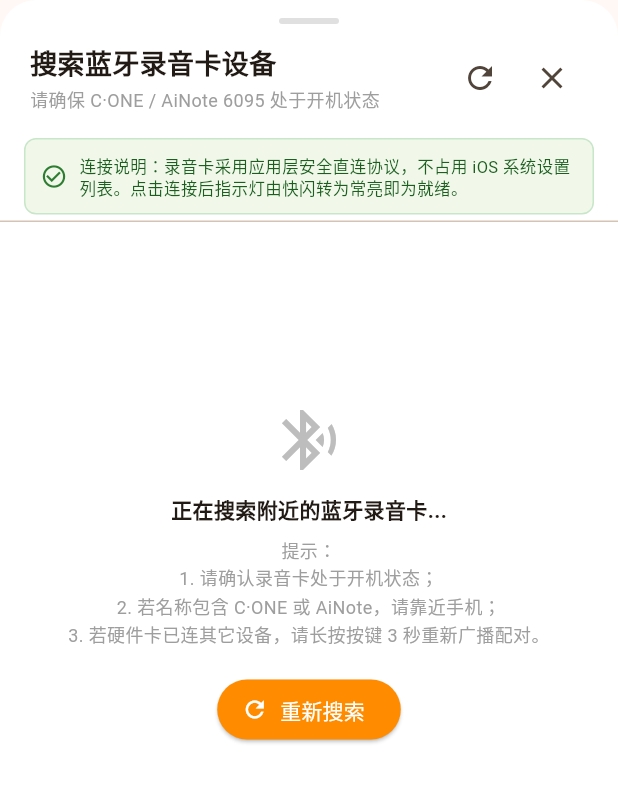
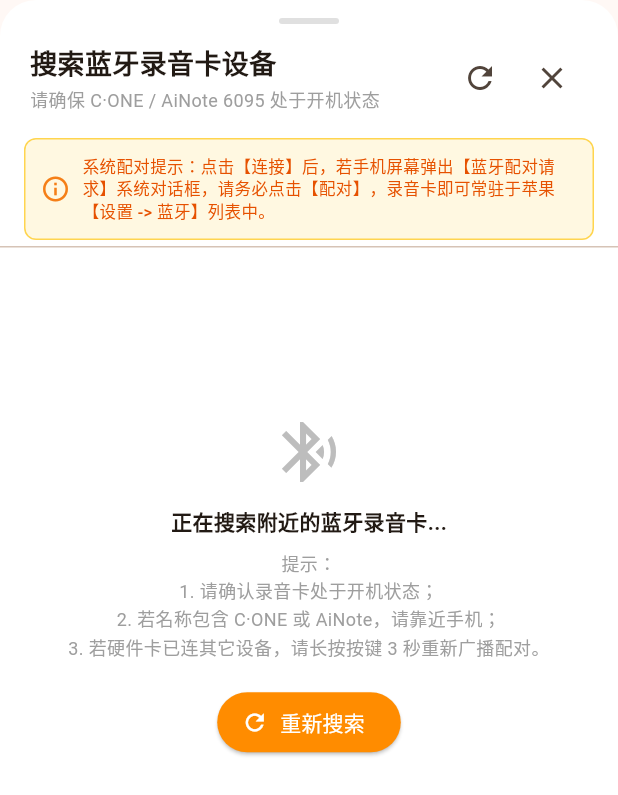
Before and after one commit to lrocky01/sunmate, a Flutter app: the _BleDevicePickerModal widget shown alone on an empty page, opened directly, on a phone screen of 412 x 824 dp. Shown: the top 795 px of the screen. Run offline on Flutter 3.47's test engine with Material 3 defaults, Android fonts, the phone set to English and light mode, and no system bars; our stand-ins replace dio, flutter_blue_plus, flutter_riverpod, shared_preferences; accounts and stored records are empty; network calls fail.

Commit message:
fix(ble): inject isIos:true in bindRequest to trigger iOS SMP system pairing and bump to v1.0.4

```diff
--- a/sunmate_app/lib/core/ble/ble_json_rpc.dart
+++ b/sunmate_app/lib/core/ble/ble_json_rpc.dart
@@ -82,19 +82,22 @@ class BleJsonRpc {
     });
   }
 
-  // 11. 设备首次配对绑定请求 (对齐官方 bindRequest)
+  // 11. 设备首次配对绑定请求 (对齐官方 bindRequest，携带 isIos: true 触发固件主动向 iOS 发起系统 SMP 配对)
   // confirm_code: 6位配对码
   // sign: 8位十六进制校验签名
   // user_id: 19位本地用户唯一ID
+  // isIos: 告知固件对端为 iOS，触发下位机芯片发起 GAP_Security_Req (系统级蓝牙配对弹窗)
   static Uint8List bindRequest({
     String confirmCode = "123456",
     String sign = "a1b2c3d4",
     String userId = "1000000000000000001",
+    bool isIos = true,
   }) {
     return buildRequest(0x0003, "bindRequest", {
       "confirm_code": confirmCode,
       "sign": sign,
       "user_id": userId,
+      "isIos": isIos,
       "timestamp": DateTime.now().millisecondsSinceEpoch ~/ 1000,
     });
   }
--- a/sunmate_app/lib/core/hardware/ainote_6095_driver.dart
+++ b/sunmate_app/lib/core/hardware/ainote_6095_driver.dart
@@ -293,29 +293,37 @@ class AiNote6095Driver implements HardwareDeviceDriver {
         } catch (_) {}
       }
 
-      // 5. 下发标准官方 TLV 指令序列 (时间校准 -> 状态查询 -> 就绪常亮灯控 -> ANCS通知伴侣)
-      _logProgress("5/6 正在下发时间同步与官方状态就绪指令序列...");
+      // 5. 下发标准官方 TLV 指令序列 (时间校准 -> isIos绑定配对 -> 状态查询 -> 就绪常亮灯控 -> ANCS通知伴侣)
+      _logProgress("5/6 正在下发时间同步与官方绑定配对序列...");
       try {
         // 5.1 硬件 RTC 时钟校准
         await Future.delayed(const Duration(milliseconds: 150));
         await syncTime();
         _logProgress("✓ 5.1 硬件时钟同步完成");
 
-        // 5.2 获取设备状态与电量 (官方标准 JSON-RPC getStatus)
+        // 5.2 核心绑定与 iOS 系统配对握手 (声明 isIos: true，促使下位机芯片向 iOS 发起系统级 SMP 配对)
         await Future.delayed(const Duration(milliseconds: 150));
+        await _sendCommand(BleJsonRpc.bindRequest(isIos: true));
+        _logProgress("✓ 5.2 已下发官方绑定鉴权 (isIos: true)，触发芯片向 iOS 发起系统配对申请");
+        _logProgress("📱 提示：若屏幕弹出【蓝牙配对请求】，请务必点击【配对】");
+
+        // 预留 600ms 供下位机完成绑定鉴权并拉起系统配对事件
+        await Future.delayed(const Duration(milliseconds: 600));
+
+        // 5.3 获取设备状态与电量 (官方标准 JSON-RPC getStatus)
         await _sendCommand(BleJsonRpc.getStatus());
-        _logProgress("✓ 5.2 硬件工作状态与电量查询就绪");
+        _logProgress("✓ 5.3 硬件工作状态与电量查询就绪");
 
-        // 5.3 获取用户配置 (官方标准 getUserSettings)
+        // 5.4 获取用户配置 (官方标准 getUserSettings)
         await Future.delayed(const Duration(milliseconds: 150));
         await _sendCommand(BleJsonRpc.getUserSettings());
 
-        // 5.4 激活指示灯为连接就绪常亮态 (mode: 4, 结束快闪等待态)
+        // 5.5 激活指示灯为连接就绪常亮态 (mode: 4, 结束快闪等待态)
         await Future.delayed(const Duration(milliseconds: 150));
         await _sendCommand(BleJsonRpc.lightCtrl(mode: 4, success: true));
-        _logProgress("✓ 5.3 硬件指示灯已置为连接就绪常亮");
+        _logProgress("✓ 5.4 硬件指示灯已置为连接就绪常亮");
 
-        // 5.5 配置 iOS 系统通知服务 (ANCS 伴侣服务)
+        // 5.6 配置 iOS 系统通知服务 (ANCS 伴侣服务，加固系统配件关联)
         await Future.delayed(const Duration(milliseconds: 150));
         await _sendCommand(BleJsonRpc.setAncsConfig(enable: true, mode: 3));
       } catch (e) {
--- a/sunmate_app/lib/views/home_page.dart
+++ b/sunmate_app/lib/views/home_page.dart
@@ -22,7 +22,7 @@ class HomePage extends ConsumerWidget {
           crossAxisAlignment: CrossAxisAlignment.start,
           children: [
             Text("SunMate 阳光智伴", style: TextStyle(fontSize: 17, fontWeight: FontWeight.bold)),
-            Text("v1.0.3 (纯净就绪版) · 伴随式第二大脑", style: TextStyle(fontSize: 11, color: Colors.black54)),
+            Text("v1.0.4 (系统配对版) · 伴随式第二大脑", style: TextStyle(fontSize: 11, color: Colors.black54)),
           ],
         ),
         actions: [
@@ -506,23 +506,23 @@ class _BleDevicePickerModalState extends ConsumerState<_BleDevicePickerModal> {
             ),
           ],
 
-          // 录音卡应用层直连说明横幅
+          // 系统蓝牙配对关键引导横幅
           Container(
             margin: const EdgeInsets.symmetric(horizontal: 16, vertical: 4),
             padding: const EdgeInsets.all(10),
             decoration: BoxDecoration(
-              color: const Color(0xFFF1F8E9),
+              color: const Color(0xFFFFF8E1),
               borderRadius: BorderRadius.circular(8),
-              border: Border.all(color: const Color(0xFFC8E6C9)),
+              border: Border.all(color: const Color(0xFFFFD54F)),
             ),
             child: const Row(
               children: [
-                Icon(Icons.check_circle_outline, size: 18, color: Color(0xFF2E7D32)),
+                Icon(Icons.info_outline, size: 20, color: Color(0xFFF57F17)),
                 SizedBox(width: 8),
                 Expanded(
                   child: Text(
-                    "连接说明：录音卡采用应用层安全直连协议，不占用 iOS 系统设置列表。点击连接后指示灯由快闪转为常亮即为就绪。",
-                    style: TextStyle(fontSize: 11, color: Color(0xFF1B5E20), height: 1.3),
+                    "系统配对提示：点击【连接】后，若手机屏幕弹出【蓝牙配对请求】系统对话框，请务必点击【配对】，录音卡即可常驻于苹果【设置 -> 蓝牙】列表中。",
+                    style: TextStyle(fontSize: 11, color: Color(0xFFE65100), height: 1.35, fontWeight: FontWeight.w500),
                   ),
                 ),
               ],
--- a/sunmate_app/pubspec.yaml
+++ b/sunmate_app/pubspec.yaml
@@ -1,7 +1,7 @@
 name: sunmate_app
 description: "SunMate（阳光智伴）- 伴随式第二大脑与成长智能体 (Flutter 跨平台)"
 publish_to: "none"
-version: 1.0.3+4
+version: 1.0.4+5
 
 environment:
   sdk: ">=3.0.0 <4.0.0"
```
